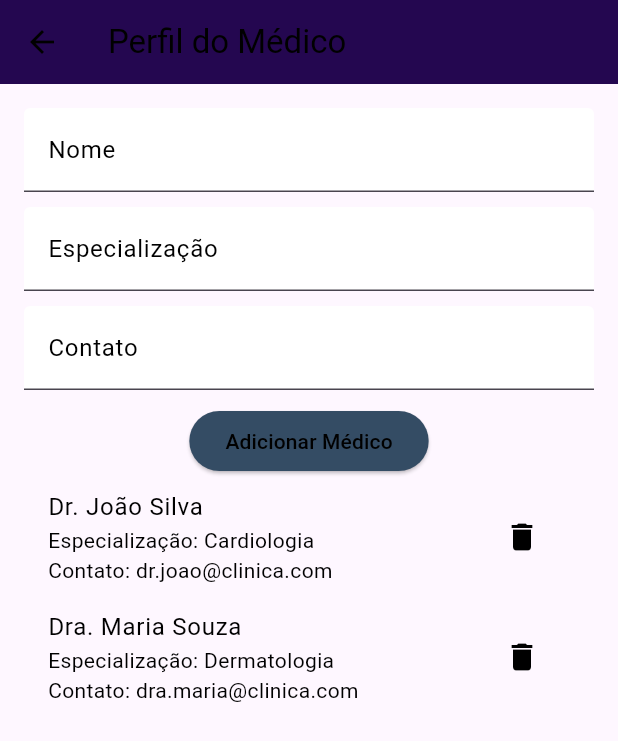
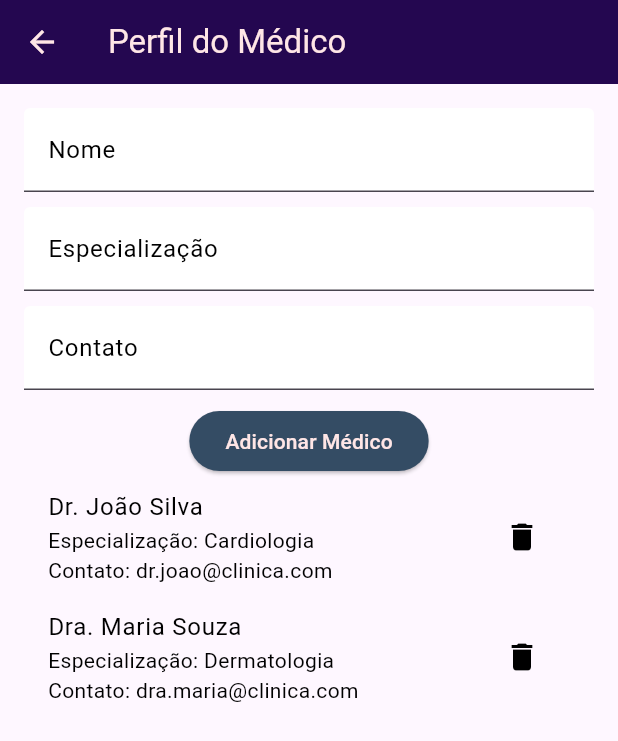
Before and after one commit to Abeelha/theo-flutter-unidep-n2, a Flutter app: the DoctorProfileScreen screen opened directly, on a phone screen of 412 x 824 dp. Shown: the top 741 px of the screen. Run offline on Flutter 3.47's test engine with Material 3 defaults, Android fonts, the phone set to English and light mode, and no system bars.

Commit message:
Mudando corzinha

```diff
--- a/theo_flutter_unidep_n2/lib/appointment_screen.dart
+++ b/theo_flutter_unidep_n2/lib/appointment_screen.dart
@@ -48,9 +48,9 @@ class _AppointmentScreenState extends State<AppointmentScreen> {
   Widget build(BuildContext context) {
     return Scaffold(
       appBar: AppBar(
-        title: Text('Agendamento de Consultas', style: TextStyle(color: blackColor)),
+        title: Text('Agendamento de Consultas', style: TextStyle(color: color1)),
         backgroundColor: primaryColor,
-        iconTheme: IconThemeData(color: blackColor),
+        iconTheme: IconThemeData(color: color1),
       ),
       body: Padding(
         padding: const EdgeInsets.all(16.0),
@@ -79,7 +79,7 @@ class _AppointmentScreenState extends State<AppointmentScreen> {
             ElevatedButton(
               onPressed: _addAppointment,
               style: ElevatedButton.styleFrom(backgroundColor: secondaryColor),
-              child: Text('Adicionar Consulta', style: TextStyle(color: blackColor)),
+              child: Text('Adicionar Consulta', style: TextStyle(color: color1)),
             ),
             Expanded(
               child: Consumer<AppState>(
--- a/theo_flutter_unidep_n2/lib/doctor_profile_screen.dart
+++ b/theo_flutter_unidep_n2/lib/doctor_profile_screen.dart
@@ -13,7 +13,8 @@ class DoctorProfileScreen extends StatefulWidget {
 
 class _DoctorProfileScreenState extends State<DoctorProfileScreen> {
   final TextEditingController _nameController = TextEditingController();
-  final TextEditingController _specializationController = TextEditingController();
+  final TextEditingController _specializationController =
+      TextEditingController();
   final TextEditingController _contactController = TextEditingController();
 
   // Método para adicionar um perfil de médico
@@ -36,9 +37,9 @@ class _DoctorProfileScreenState extends State<DoctorProfileScreen> {
   Widget build(BuildContext context) {
     return Scaffold(
       appBar: AppBar(
-        title: Text('Perfil do Médico', style: TextStyle(color: blackColor)),
+        title: Text('Perfil do Médico', style: TextStyle(color: color1)),
         backgroundColor: primaryColor,
-        iconTheme: IconThemeData(color: blackColor),
+        iconTheme: IconThemeData(color: color1),
       ),
       body: Padding(
         padding: const EdgeInsets.all(16.0),
@@ -77,7 +78,7 @@ class _DoctorProfileScreenState extends State<DoctorProfileScreen> {
             ElevatedButton(
               onPressed: _addDoctor,
               style: ElevatedButton.styleFrom(backgroundColor: secondaryColor),
-              child: Text('Adicionar Médico', style: TextStyle(color: blackColor)),
+              child: Text('Adicionar Médico', style: TextStyle(color: color1)),
             ),
             Expanded(
               child: Consumer<AppState>(
@@ -87,12 +88,15 @@ class _DoctorProfileScreenState extends State<DoctorProfileScreen> {
                     itemBuilder: (context, index) {
                       final doctor = appState.doctors[index];
                       return ListTile(
-                        title: Text(doctor['name']!, style: TextStyle(color: blackColor)),
+                        title: Text(doctor['name']!,
+                            style: TextStyle(color: blackColor)),
                         subtitle: Column(
                           crossAxisAlignment: CrossAxisAlignment.start,
                           children: [
-                            Text('Especialização: ${doctor['specialization']}', style: TextStyle(color: blackColor)),
-                            Text('Contato: ${doctor['contact']}', style: TextStyle(color: blackColor)),
+                            Text('Especialização: ${doctor['specialization']}',
+                                style: TextStyle(color: blackColor)),
+                            Text('Contato: ${doctor['contact']}',
+                                style: TextStyle(color: blackColor)),
                           ],
                         ),
                         trailing: IconButton(
--- a/theo_flutter_unidep_n2/lib/patient_history_screen.dart
+++ b/theo_flutter_unidep_n2/lib/patient_history_screen.dart
@@ -11,9 +11,9 @@ class PatientHistoryScreen extends StatelessWidget {
   Widget build(BuildContext context) {
     return Scaffold(
       appBar: AppBar(
-        title: Text('Histórico de Pacientes', style: TextStyle(color: blackColor)),
+        title: Text('Histórico de Pacientes', style: TextStyle(color: color1)),
         backgroundColor: primaryColor,
-        iconTheme: IconThemeData(color: blackColor),
+        iconTheme: IconThemeData(color: color1),
       ),
       body: Padding(
         padding: const EdgeInsets.all(16.0),
```
Also changed, not shown: theo_flutter_unidep_n2/lib/login_screen.dart (+5 -3 lines), theo_flutter_unidep_n2/lib/main_screen.dart (+5 -3 lines).
